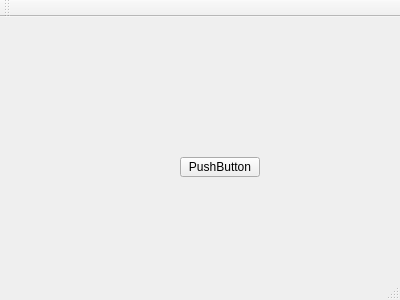
Old version of the form mainwindow.ui in the repository seblee/IMCQ.
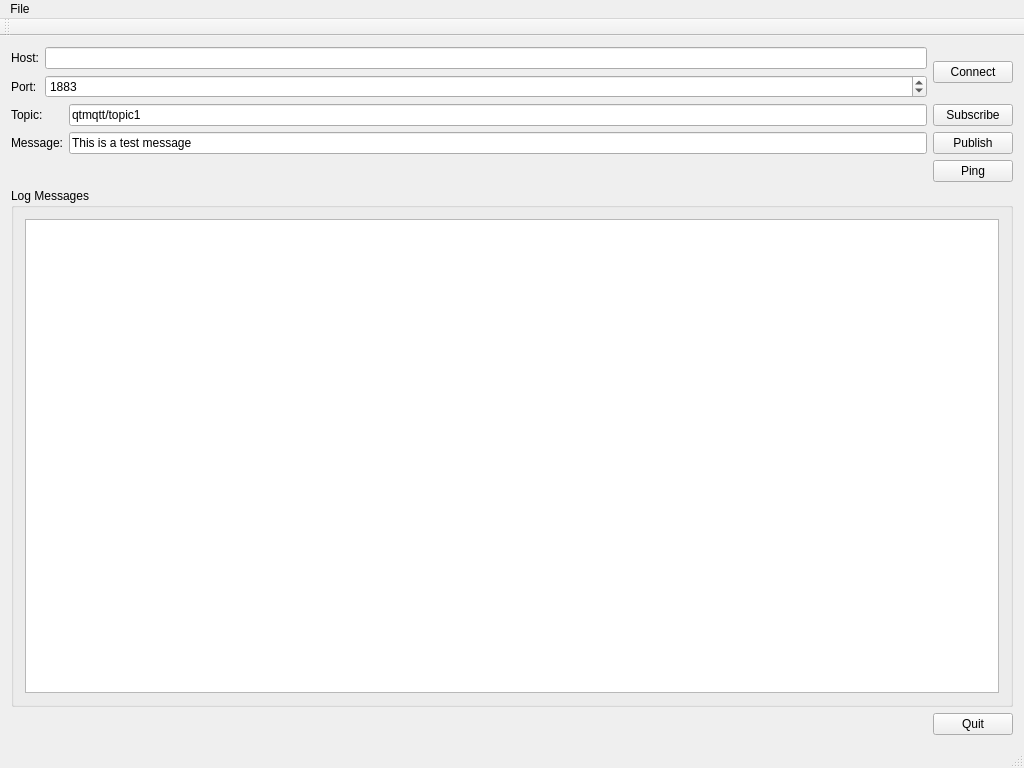
New version of the form.

Patch:
```diff
--- a/mainwindow.ui
+++ b/mainwindow.ui
@@ -6,37 +6,168 @@
    <rect>
     <x>0</x>
     <y>0</y>
-    <width>400</width>
-    <height>300</height>
+    <width>1024</width>
+    <height>768</height>
    </rect>
   </property>
   <property name="windowTitle">
    <string>IMCQ</string>
   </property>
   <widget class="QWidget" name="centralWidget">
-   <widget class="QPushButton" name="pushButton">
-    <property name="geometry">
-     <rect>
-      <x>180</x>
-      <y>140</y>
-      <width>80</width>
-      <height>20</height>
-     </rect>
-    </property>
-    <property name="text">
-     <string>PushButton</string>
-    </property>
-   </widget>
+   <layout class="QVBoxLayout" name="verticalLayout">
+    <item>
+     <layout class="QHBoxLayout" name="horizontalLayout">
+      <item>
+       <layout class="QFormLayout" name="formLayout">
+        <item row="0" column="0">
+         <widget class="QLabel" name="label">
+          <property name="text">
+           <string>Host:</string>
+          </property>
+         </widget>
+        </item>
+        <item row="0" column="1">
+         <widget class="QLineEdit" name="lineEditHost">
+          <property name="text">
+           <string/>
+          </property>
+         </widget>
+        </item>
+        <item row="2" column="0">
+         <widget class="QLabel" name="label_2">
+          <property name="text">
+           <string>Port:</string>
+          </property>
+         </widget>
+        </item>
+        <item row="2" column="1">
+         <widget class="QSpinBox" name="spinBoxPort">
+          <property name="maximum">
+           <number>99999</number>
+          </property>
+          <property name="value">
+           <number>1883</number>
+          </property>
+         </widget>
+        </item>
+       </layout>
+      </item>
+      <item>
+       <widget class="QPushButton" name="buttonConnect">
+        <property name="text">
+         <string>Connect</string>
+        </property>
+       </widget>
+      </item>
+     </layout>
+    </item>
+    <item>
+     <layout class="QGridLayout" name="gridLayout">
+      <item row="0" column="1">
+       <widget class="QLineEdit" name="lineEditTopic">
+        <property name="text">
+         <string>qtmqtt/topic1</string>
+        </property>
+       </widget>
+      </item>
+      <item row="0" column="0">
+       <widget class="QLabel" name="label_3">
+        <property name="text">
+         <string>Topic:</string>
+        </property>
+       </widget>
+      </item>
+      <item row="1" column="0">
+       <widget class="QLabel" name="label_4">
+        <property name="text">
+         <string>Message:</string>
+        </property>
+       </widget>
+      </item>
+      <item row="1" column="2">
+       <widget class="QPushButton" name="buttonPublish">
+        <property name="text">
+         <string>Publish</string>
+        </property>
+       </widget>
+      </item>
+      <item row="0" column="2">
+       <widget class="QPushButton" name="buttonSubscribe">
+        <property name="text">
+         <string>Subscribe</string>
+        </property>
+       </widget>
+      </item>
+      <item row="1" column="1">
+       <widget class="QLineEdit" name="lineEditMessage">
+        <property name="text">
+         <string>This is a test message</string>
+        </property>
+       </widget>
+      </item>
+      <item row="2" column="2">
+       <widget class="QPushButton" name="buttonPing">
+        <property name="text">
+         <string>Ping</string>
+        </property>
+       </widget>
+      </item>
+     </layout>
+    </item>
+    <item>
+     <widget class="QGroupBox" name="groupBox">
+      <property name="title">
+       <string>Log Messages</string>
+      </property>
+      <layout class="QHBoxLayout" name="horizontalLayout_2">
+       <item>
+        <widget class="QPlainTextEdit" name="editLog"/>
+       </item>
+      </layout>
+     </widget>
+    </item>
+    <item>
+     <layout class="QHBoxLayout" name="horizontalLayout_3">
+      <item>
+       <spacer name="horizontalSpacer">
+        <property name="orientation">
+         <enum>Qt::Horizontal</enum>
+        </property>
+        <property name="sizeHint" stdset="0">
+         <size>
+          <width>40</width>
+          <height>20</height>
+         </size>
+        </property>
+       </spacer>
+      </item>
+      <item>
+       <widget class="QPushButton" name="buttonQuit">
+        <property name="text">
+         <string>Quit</string>
+        </property>
+       </widget>
+      </item>
+     </layout>
+    </item>
+   </layout>
   </widget>
   <widget class="QMenuBar" name="menuBar">
    <property name="geometry">
     <rect>
      <x>0</x>
      <y>0</y>
-     <width>400</width>
+     <width>1024</width>
      <height>22</height>
     </rect>
    </property>
+   <widget class="QMenu" name="menuFile">
+    <property name="title">
+     <string>File</string>
+    </property>
+    <addaction name="actionQuit"/>
+   </widget>
+   <addaction name="menuFile"/>
   </widget>
   <widget class="QToolBar" name="mainToolBar">
    <attribute name="toolBarArea">
```
Left out of the diff: 7 changed lines with no effect on the pictures.
